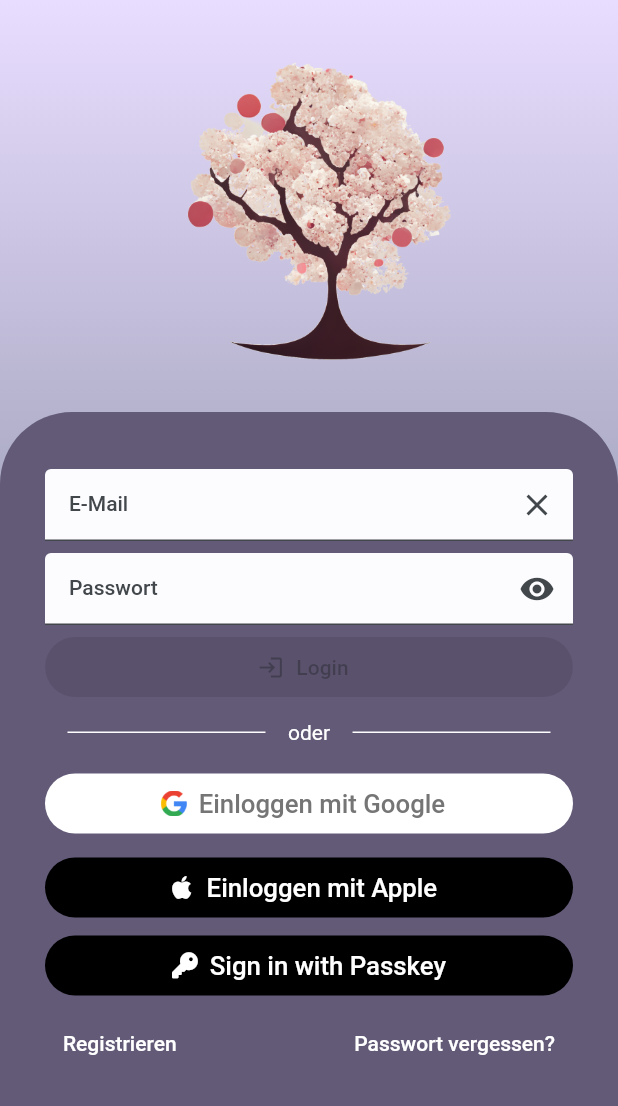
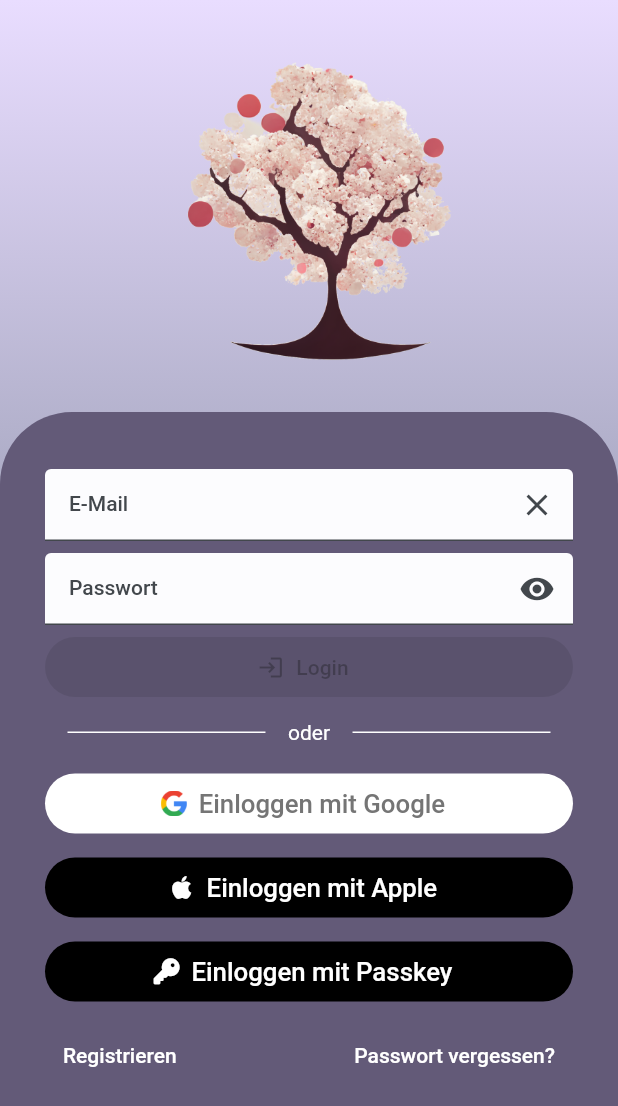
Before and after one commit to The-CodeCave/moodtracker, a Flutter app: the screen it shows after launch, on a phone screen of 412 x 824 dp. Shown: the top 1106 px of the screen. Run offline on Flutter 3.47's test engine with Material 2 defaults, Android fonts, the phone set to English and light mode, and no system bars; our stand-ins replace bloc, cloud_firestore, equatable, firebase_auth, firebase_core, flutter_bloc and 8 more; missing offline and left inert: dart:html; accounts and stored records are empty.

Commit message:
implemented social button for passkey

```diff
--- a/lib/login/widgets/passkey_sign_in_button.dart
+++ b/lib/login/widgets/passkey_sign_in_button.dart
@@ -1,15 +1,15 @@
 import 'package:flutter/material.dart';
-import 'package:flutter_bloc/flutter_bloc.dart';
 import 'package:font_awesome_flutter/font_awesome_flutter.dart';
 import 'package:moodtracker/constants.dart';
 
-import '../bloc/login_bloc.dart';
+import '../model/login_provider.dart';
+import 'social_login_button.dart';
 
 class PassKeySignInButton extends StatelessWidget {
   final double fontSize = loginButtonHeight * 0.43;
   final double progressIndicatorStrokeWidth = 2;
-  final Color fontColor = Colors.white;
-  final Color buttonBackground = Colors.black;
+  final Color foregroundColor = Colors.white;
+  final Color backgroundColor = Colors.black;
   final String signIn = "Sign in with Passkey";
 
   const PassKeySignInButton({
@@ -18,50 +18,15 @@ class PassKeySignInButton extends StatelessWidget {
 
   @override
   Widget build(BuildContext context) {
-    return BlocBuilder<LoginBloc, LoginState>(
-      builder: (context, state) {
-        return SizedBox(
-          height: loginButtonHeight,
-          child: FilledButton(
-            style: FilledButton.styleFrom(backgroundColor: buttonBackground),
-            onPressed: () async {
-              if (state is LoginLoadingPasskey) {
-                return;
-              }
-              context.read<LoginBloc>().add(LoginWithPasskey());
-            },
-            child: state is LoginLoadingPasskey
-                ? Center(
-                    child: SizedBox(
-                      height: fontSize,
-                      width: fontSize,
-                      child: CircularProgressIndicator(
-                        strokeWidth: progressIndicatorStrokeWidth,
-                        color: fontColor,
-                      ),
-                    ),
-                  )
-                : Padding(
-                    padding: const EdgeInsets.all(defaultSpacerSize),
-                    child: Row(
-                      mainAxisAlignment: MainAxisAlignment.center,
-                      children: [
-                        Icon(
-                          FontAwesomeIcons.key,
-                          color: fontColor,
-                          size: fontSize,
-                        ),
-                        SizedBox(width: defaultSpacerSize),
-                        Text(
-                          signIn,
-                          style: TextStyle(color: fontColor, fontSize: fontSize, fontWeight: FontWeight.w500),
-                        ),
-                      ],
-                    ),
-                  ),
-          ),
-        );
-      },
+    return SocialLoginButton(
+      provider: LoginProvider.applePasskey,
+      icon: Icon(
+        FontAwesomeIcons.key,
+        color: foregroundColor,
+        size: fontSize,
+      ),
+      backgroundColor: backgroundColor,
+      foregroundColor: foregroundColor,
     );
   }
 }
```
